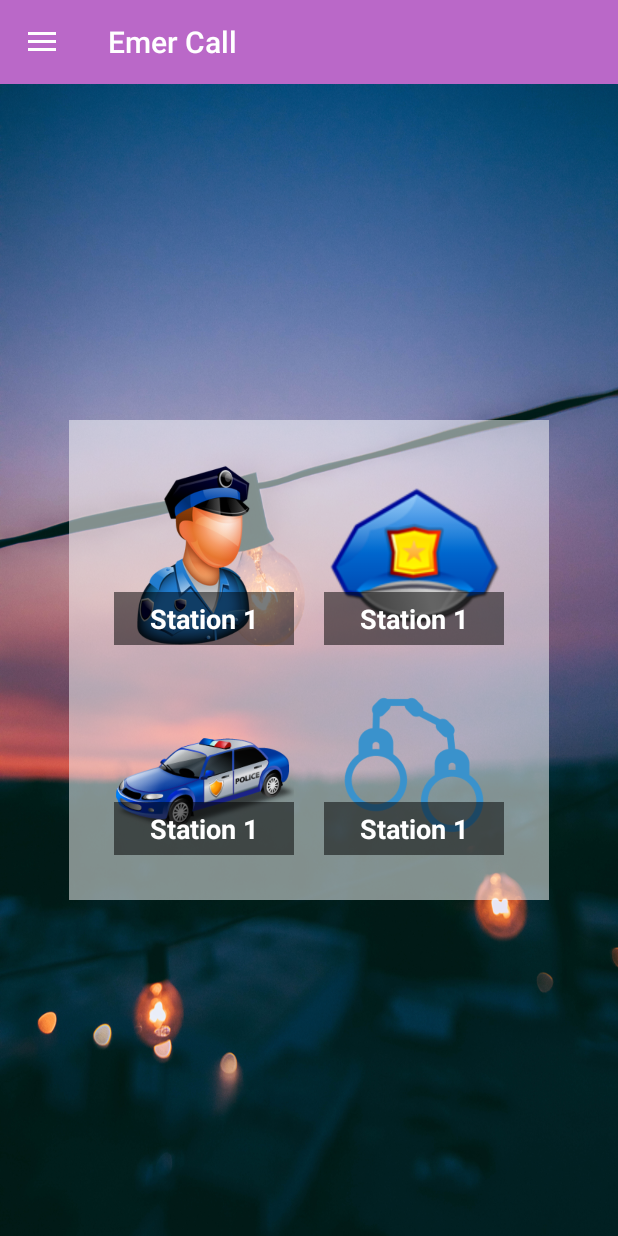
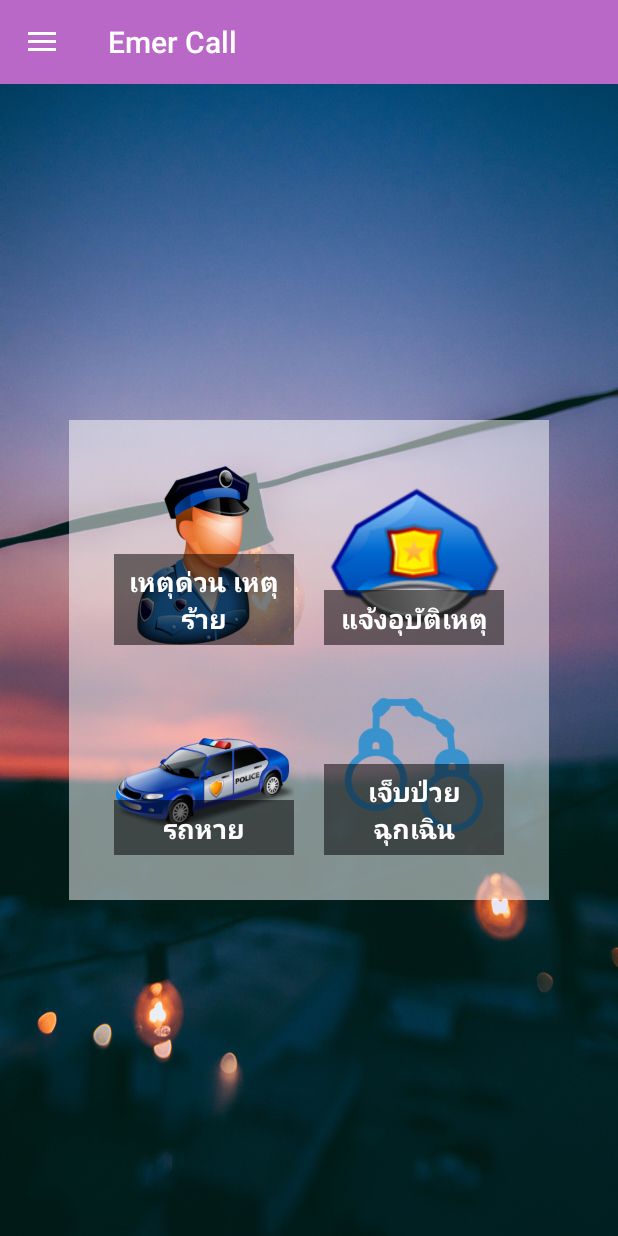
Before and after one commit to NamwanWg/EmerCall1, an Android app: the screen it shows after launch (MainActivity), on a phone screen of 412 x 824 dp. Run offline under Robolectric (Android 15) with nearby library versions, the phone set to English and light mode, and no system bars.

```diff
--- a/app/build.gradle
+++ b/app/build.gradle
@@ -5,7 +5,7 @@ android {
     defaultConfig {
         applicationId "namwan.snru.ac.th.emercall"
         minSdkVersion 15
-        targetSdkVersion 26
+        targetSdkVersion 22
         versionCode 1
         versionName "1.0"
         testInstrumentationRunner "android.support.test.runner.AndroidJUnitRunner"
--- a/app/src/main/AndroidManifest.xml
+++ b/app/src/main/AndroidManifest.xml
@@ -1,6 +1,9 @@
 <?xml version="1.0" encoding="utf-8"?>
 <manifest xmlns:android="http://schemas.android.com/apk/res/android"
     package="namwan.snru.ac.th.emercall">
+
+    <uses-permission android:name="android.permission.CALL_PHONE"/>
+
 
     <application
         android:allowBackup="true"
--- a/app/src/main/java/namwan/snru/ac/th/emercall/fragment/MainFragment.java
+++ b/app/src/main/java/namwan/snru/ac/th/emercall/fragment/MainFragment.java
@@ -1,11 +1,21 @@
 package namwan.snru.ac.th.emercall.fragment;
 
+import android.Manifest;
+import android.content.Intent;
+import android.content.pm.PackageManager;
+import android.net.Uri;
 import android.os.Bundle;
 import android.support.annotation.Nullable;
+import android.support.v4.app.ActivityCompat;
 import android.support.v4.app.Fragment;
+import android.util.Log;
 import android.view.LayoutInflater;
 import android.view.View;
 import android.view.ViewGroup;
+import android.widget.ImageView;
+import android.widget.TextView;
+
+import java.time.Instant;
 
 import namwan.snru.ac.th.emercall.R;
 
@@ -13,7 +23,69 @@ import namwan.snru.ac.th.emercall.R;
  * Created by Admin on 20/2/2561.
  */
 
-public class MainFragment extends Fragment{
+public class MainFragment extends Fragment {
+
+    //    Explicit
+    private String tag = "MyTagV1";
+
+
+    @Override
+    public void onActivityCreated(@Nullable Bundle savedInstanceState) {
+
+        super.onActivityCreated(savedInstanceState);
+
+        //        For Station 1
+        ImageView station1ImageView = getView().findViewById(R.id.imageViewStation1);
+        station1ImageView.setOnClickListener(new View.OnClickListener() {
+            @Override
+            public void onClick(View view) {
+
+                Log.d(tag, "You Click Image Station1");
+                callStation("1111");
+
+            }
+        });
+
+        TextView stationTextView = getView().findViewById(R.id.textViewStation1);
+        stationTextView.setOnClickListener(new View.OnClickListener() {
+            @Override
+            public void onClick(View view) {
+                Log.d(tag, "Click Text" + getString(R.string.station1));
+                callStation("1111");
+            }
+        });
+
+
+        //        For Station 2
+
+
+        //        For Station 3
+
+
+        //        For Station 4
+
+
+    }  // Main Method
+
+    public void callStation(String numberCall) {
+
+        Intent intent = new Intent(Intent.ACTION_CALL);
+        intent.setData(Uri.parse("tel:=" + numberCall));
+        if (ActivityCompat.checkSelfPermission(getActivity(), Manifest.permission.CALL_PHONE) != PackageManager.PERMISSION_GRANTED) {
+            // TODO: Consider calling
+            //    ActivityCompat#requestPermissions
+            // here to request the missing permissions, and then overriding
+            //   public void onRequestPermissionsResult(int requestCode, String[] permissions,
+            //                                          int[] grantResults)
+            // to handle the case where the user grants the permission. See the documentation
+            // for ActivityCompat#requestPermissions for more details.
+            return;
+        }
+        getActivity().startActivity(intent);
+
+
+    }    // callStation
+
 
     @Nullable
     @Override
--- a/app/src/main/res/layout/fragment_police.xml
+++ b/app/src/main/res/layout/fragment_police.xml
@@ -25,25 +25,30 @@
 
                 <!--Station1-->
                 <ImageView
+                    android:id="@+id/imageViewStation1"
                     android:layout_width="match_parent"
                     android:layout_height="match_parent"
-                    android:layout_alignParentEnd="true"
-                    android:layout_alignParentRight="true"
+                    android:layout_alignParentLeft="true"
+                    android:layout_alignParentStart="true"
                     android:layout_alignParentTop="true"
                     android:src="@drawable/station1" />
 
                 <!--Title-->
                 <TextView
+                    android:clickable="true"
+                    android:id="@+id/textViewStation1"
+                    android:layout_width="match_parent"
+                    android:layout_height="wrap_content"
                     android:layout_alignParentBottom="true"
+                    android:layout_alignParentLeft="true"
+                    android:layout_alignParentStart="true"
+                    android:background="#82000000"
+                    android:gravity="center_horizontal"
                     android:padding="5dp"
-                    android:gravity="center_horizontal"
+                    android:text="@string/station1"
                     android:textColor="#ffffff"
-                    android:background="#82000000"
-                    android:textStyle="bold"
                     android:textSize="18sp"
-                    android:text="Station 1"
-                    android:layout_width="match_parent"
-                    android:layout_height="wrap_content" />
+                    android:textStyle="bold" />
 
             </RelativeLayout>
 
@@ -72,7 +77,7 @@
                     android:background="#82000000"
                     android:textStyle="bold"
                     android:textSize="18sp"
-                    android:text="Station 1"
+                    android:text="@string/station2"
                     android:layout_width="match_parent"
                     android:layout_height="wrap_content" />
 
@@ -99,12 +104,14 @@
 
                 <!--Station3-->
                 <ImageView
+                    android:id="@+id/imageViewStation3"
                     android:src="@drawable/ststion3"
                     android:layout_width="match_parent"
                     android:layout_height="match_parent" />
 
                 <!--Title-->
                 <TextView
+                    android:id="@+id/t"
                     android:layout_alignParentBottom="true"
                     android:padding="5dp"
                     android:gravity="center_horizontal"
@@ -112,7 +119,7 @@
                     android:background="#82000000"
                     android:textStyle="bold"
                     android:textSize="18sp"
-                    android:text="Station 1"
+                    android:text="@string/station3"
                     android:layout_width="match_parent"
                     android:layout_height="wrap_content" />
 
@@ -140,7 +147,7 @@
                     android:background="#82000000"
                     android:textStyle="bold"
                     android:textSize="18sp"
-                    android:text="Station 1"
+                    android:text="@string/ststion4"
                     android:layout_width="match_parent"
                     android:layout_height="wrap_content" />
 
--- a/app/src/main/res/values/strings.xml
+++ b/app/src/main/res/values/strings.xml
@@ -4,4 +4,9 @@
     <string name="close">Close Drawer</string>
     <string name="open"> Open Drawer</string>
 
+    <string name="station1">เหตุด่วน เหตุร้าย</string>
+    <string name="station2">แจ้งอุบัติเหตุ</string>
+    <string name="station3">รถหาย</string>
+    <string name="ststion4">เจ็บป่วย ฉุกเฉิน</string>
+
 </resources>
```
